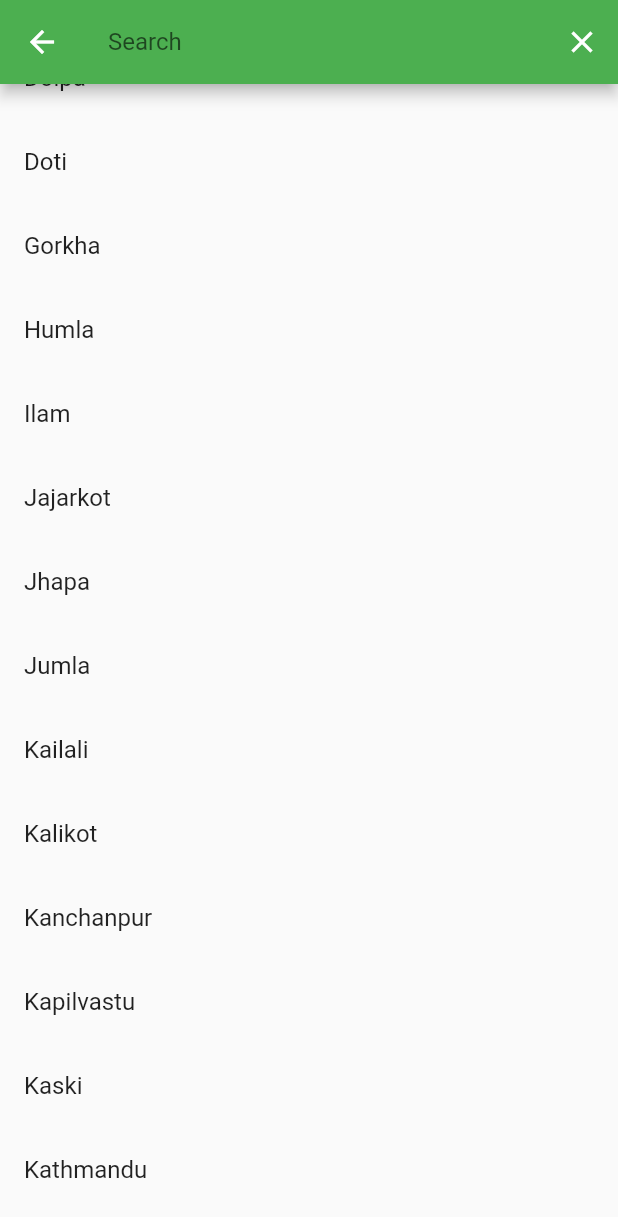
After one commit to rajbahakdanyu/Khanepani_flutter, a Flutter app: the Airport screen opened directly, scrolled down 1152 dp, after a tap on the "close" icon, on a phone screen of 412 x 824 dp. The commit adds this screen. Shown: the top 1217 px of the screen. Run offline on Flutter 3.47's test engine with Material 2 defaults, Android fonts, the phone set to English and light mode, and no system bars.

Commit message:
Added airport page

```diff
--- a/lib/main.dart
+++ b/lib/main.dart
@@ -23,7 +23,8 @@ class MyApp extends StatelessWidget {
         '/': (context) => Home(),
         '/khanepani': (context) => Khanepani(),
         '/airline': (context) => Airline(),
-        '/counterPage': (context) => Counter(),
+        '/counter': (context) => Counter(),
+        '/airport': (context) => Counter(),
       },
     );
   }
--- /dev/null
+++ b/lib/pages/airports_page.dart
@@ -0,0 +1,160 @@
+import 'package:flutter/material.dart';
+
+class Airport extends StatefulWidget {
+  const Airport({Key? key}) : super(key: key);
+
+  @override
+  _AirportState createState() => _AirportState();
+}
+
+class _AirportState extends State<Airport> {
+  TextEditingController _searchController = new TextEditingController();
+  List<String> _foundList = [];
+
+  List<String> _counterList = [
+    'Achham',
+    'Arghakhanchi',
+    'Baglung',
+    'Baitadi',
+    'Bajhang',
+    'Bajura',
+    'Banke',
+    'Bara',
+    'Bardiya',
+    'Bhaktapur',
+    'Bhojpur',
+    'Chitwan',
+    'Dadeldhura',
+    'Dailekh',
+    'Dang',
+    'Darchula',
+    'Dhading',
+    'Dhankuta',
+    'Dhanusa',
+    'Dolakha',
+    'Dolpa',
+    'Doti',
+    'Gorkha',
+    'Humla',
+    'Ilam',
+    'Jajarkot',
+    'Jhapa',
+    'Jumla',
+    'Kailali',
+    'Kalikot',
+    'Kanchanpur',
+    'Kapilvastu',
+    'Kaski',
+    'Kathmandu',
+    'Kavrepalanchok',
+    'Khotang',
+    'Lalitpur',
+    'Lamjung',
+    'Mahottari',
+    'Makwanpur',
+    'Manang',
+    'Morang',
+    'Mugu',
+    'Mustang',
+    'Myagdi',
+    'Nawalparasi',
+    'Nuwakot',
+    'Okhaldhunga',
+    'Palpa',
+    'Panchthar',
+    'Parbat',
+    'Parsa',
+    'Pyuthan',
+    'Ramechhap',
+    'Rasuwa',
+    'Rautahat',
+    'Rolpa',
+    'Rukum',
+    'Rupandehi',
+    'Salyan',
+    'Sankhuwasabha',
+    'Saptari',
+    'Sarlahi',
+    'Sindhuli',
+    'Sindhupalchok',
+    'Siraha',
+    'Solukhumbu',
+    'Sunsari',
+    'Surkhet',
+    'Syangja',
+    'Tanahu',
+    'Terhathum',
+    'Udayapur',
+  ];
+
+  @override
+  initState() {
+    super.initState();
+
+    _foundList = _counterList;
+  }
+
+  void _runFilter(String enteredKeyword) {
+    List<String> results = [];
+
+    if (enteredKeyword.isEmpty) {
+      results = _counterList;
+    } else {
+      results = _counterList
+          .where((place) =>
+              place.toLowerCase().contains(enteredKeyword.toLowerCase()))
+          .toList();
+    }
+
+    setState(() {
+      _foundList = results;
+    });
+  }
+
+  Widget counterBuilder() {
+    return ListView.builder(
+      itemCount: _foundList.length,
+      itemBuilder: (context, index) {
+        return ListTile(
+          title: Text(_foundList[index]),
+          onTap: () {},
+        );
+      },
+    );
+  }
+
+  @override
+  Widget build(BuildContext context) {
+    return Scaffold(
+      appBar: AppBar(
+        title: TextField(
+          controller: _searchController,
+          cursorColor: Colors.white,
+          style: TextStyle(color: Colors.white),
+          decoration: InputDecoration(
+            hintText: 'Search',
+            border: InputBorder.none,
+          ),
+          onChanged: (v) => _runFilter(v),
+        ),
+        actions: [
+          IconButton(
+            onPressed: () {
+              _searchController.clear();
+              _runFilter('');
+            },
+            icon: Icon(Icons.close_outlined),
+          )
+        ],
+      ),
+      body: _foundList.length > 0
+          ? counterBuilder()
+          : Center(
+              child: Text(
+                'No results found',
+                style: TextStyle(fontSize: 24),
+              ),
+            ),
+    );
+  }
+}
--- a/lib/pages/khanepani_page.dart
+++ b/lib/pages/khanepani_page.dart
@@ -39,7 +39,7 @@ class _KhanepaniState extends State<Khanepani> {
                 WaterCounterWidget(
                   title: 'Select',
                   tapFunction: () =>
-                      Navigator.of(context).pushNamed('/counterPage'),
+                      Navigator.of(context).pushNamed('/counter'),
                 ),
                 SizedBox(height: 30),
                 Text(
--- a/lib/widgets/flight_input_widget.dart
+++ b/lib/widgets/flight_input_widget.dart
@@ -8,10 +8,14 @@ class FlightInputWidget extends StatefulWidget {
 }
 
 class _FlightInputWidgetState extends State<FlightInputWidget> {
+  TextEditingController _currentLocation = new TextEditingController();
+  TextEditingController _destinationLocation = new TextEditingController();
+
   Widget flightInputFields() {
-    return  Column(
+    return Column(
       children: [
         TextField(
+          controller: _currentLocation,
           decoration: InputDecoration(
             border: OutlineInputBorder(borderSide: BorderSide.none),
             focusedBorder: OutlineInputBorder(borderSide: BorderSide.none),
@@ -25,6 +29,7 @@ class _FlightInputWidgetState extends State<FlightInputWidget> {
         ),
         SizedBox(height: 20),
         TextField(
+          controller: _destinationLocation,
           decoration: InputDecoration(
             border: OutlineInputBorder(borderSide: BorderSide.none),
             focusedBorder: OutlineInputBorder(borderSide: BorderSide.none),
@@ -49,7 +54,14 @@ class _FlightInputWidgetState extends State<FlightInputWidget> {
         children: [
           flightInputFields(),
           FloatingActionButton(
-            onPressed: () {},
+            onPressed: () {
+              TextEditingController temp = _currentLocation;
+
+              setState(() {
+                _currentLocation = _destinationLocation;
+                _destinationLocation = temp;
+              });
+            },
             child: Icon(
               Icons.height,
               size: 30,
```
